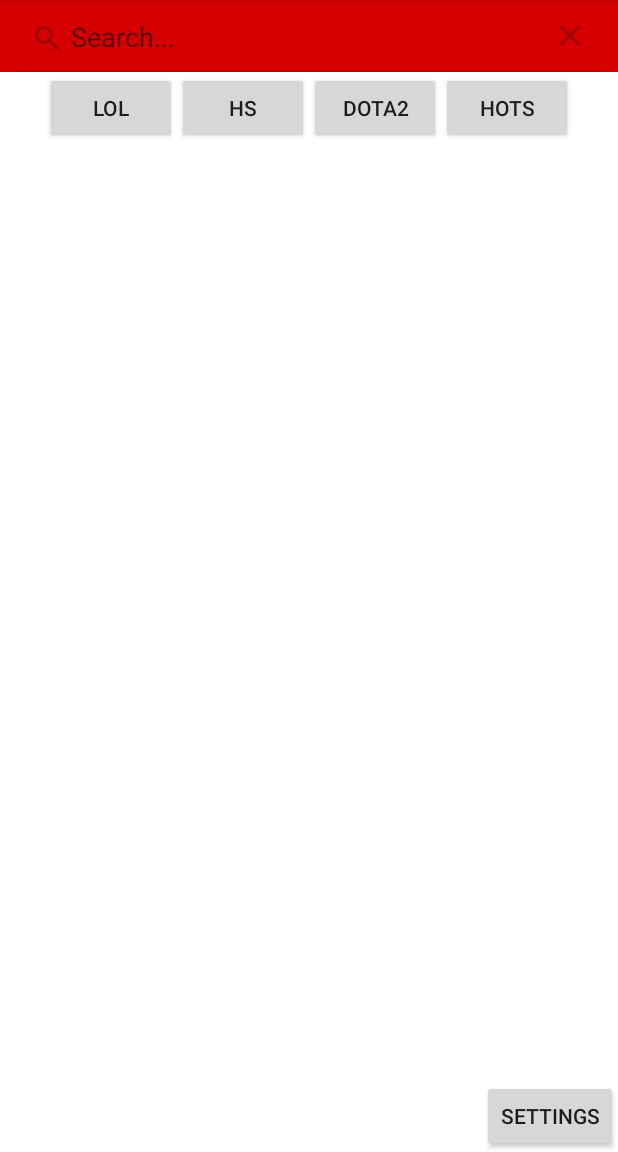
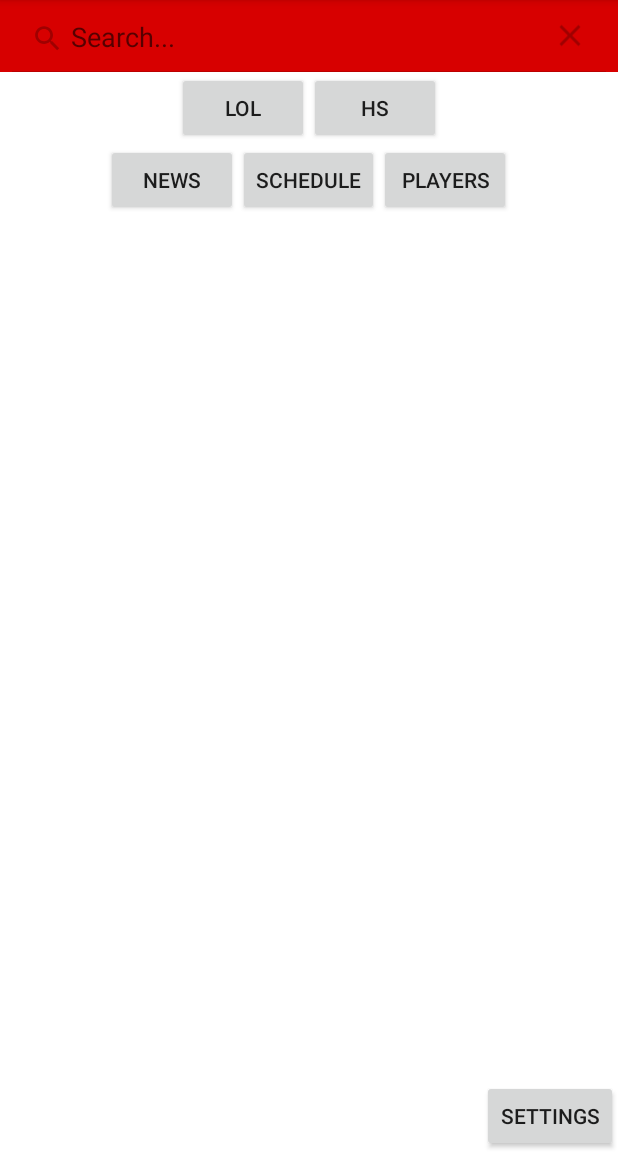
Before and after one commit to rex1100/COMP4020, an Android app: the screen it shows after launch (HomeScreenActivity), after a tap on "LOL", on a phone screen of 412 x 824 dp, the part 84-1236 px from its top. Run offline under Robolectric (Android 15) with nearby library versions, the phone set to English and light mode, and no system bars; 2 other taps on this screen came first.

Commit message:
more polish!

```diff
--- a/testApp1/app/src/main/java/test/eSportsApp/HomeScreenActivity.java
+++ b/testApp1/app/src/main/java/test/eSportsApp/HomeScreenActivity.java
@@ -86,8 +86,6 @@ public class HomeScreenActivity extends AppCompatActivity {
      * while interacting with activity UI.
      */
 
-
-    int[] onSubMenus = new int[7];
 
     @Override
     protected void onCreate(Bundle savedInstanceState) {
@@ -180,112 +178,11 @@ public class HomeScreenActivity extends AppCompatActivity {
             }
         });
 
-        String isEnabled;
-        Intent intent=getIntent();
-
-        isEnabled = intent.getStringExtra("lolButton1");
-        if(isEnabled==null||isEnabled.equals("disabled")){
-            onSubMenus[0] = 0;
-        }
-        else{
-            onSubMenus[0] = 1;
-        }
-
-        isEnabled = intent.getStringExtra("lolButton2");
-        if(isEnabled==null||isEnabled.equals("disabled")){
-            onSubMenus[1] = 0;
-        }
-        else{
-            onSubMenus[1] = 1;
-        }
-
-        isEnabled = intent.getStringExtra("lolButton3");
-        if(isEnabled==null||isEnabled.equals("disabled")){
-            onSubMenus[2] = 0;
-        }
-        else{
-            onSubMenus[2] = 1;
-        }
-
-        isEnabled = intent.getStringExtra("lolButton4");
-        if(isEnabled==null||isEnabled.equals("disabled")){
-            onSubMenus[3] = 0;
-        }
-        else{
-            onSubMenus[3] = 1;
-        }
-
-        isEnabled = intent.getStringExtra("hsButton1");
-        if(isEnabled==null||isEnabled.equals("disabled")){
-            onSubMenus[4] = 0;
-        }
-        else{
-            onSubMenus[4] = 1;
-        }
-
-        isEnabled = intent.getStringExtra("hsButton2");
-        if(isEnabled==null||isEnabled.equals("disabled")){
-            onSubMenus[5] = 0;
-        }
-        else{
-            onSubMenus[5] = 1;
-        }
-
-        isEnabled = intent.getStringExtra("hsButton3");
-        if(isEnabled==null||isEnabled.equals("disabled")){
-            onSubMenus[6] = 0;
-        }
-        else{
-            onSubMenus[6] = 1;
-        }
     }
 
     public void openSettings(View view)
     {
         Intent intent = new Intent(this, Settings.class);
-        if(onSubMenus[0] == 0)
-        {
-            intent.putExtra("lolButton1", "disabled");
-        } else {
-            intent.putExtra("lolButton1", "enabled");
-        }
-        if(onSubMenus[1] == 0)
-        {
-            intent.putExtra("lolButton2", "disabled");
-        } else {
-            intent.putExtra("lolButton2", "enabled");
-        }
-        if(onSubMenus[2] == 0)
-        {
-            intent.putExtra("lolButton3", "disabled");
-        } else {
-            intent.putExtra("lolButton3", "enabled");
-        }
-        if(onSubMenus[3] == 0)
-        {
-            intent.putExtra("lolButton4", "disabled");
-        } else {
-            intent.putExtra("lolButton4", "enabled");
-        }
-        if(onSubMenus[4] == 0)
-        {
-            intent.putExtra("hsButton1", "disabled");
-        } else {
-            intent.putExtra("hsButton1", "enabled");
-        }
-        if(onSubMenus[5] == 0)
-        {
-            intent.putExtra("hsButton2", "disabled");
-        } else {
-            intent.putExtra("hsButton2", "enabled");
-        }
-        if(onSubMenus[6] == 0)
-        {
-            intent.putExtra("hsButton3", "disabled");
-        } else {
-            intent.putExtra("hsButton3", "enabled");
-        }
-
         startActivity(intent);
     }
 
@@ -311,7 +208,7 @@ public class HomeScreenActivity extends AppCompatActivity {
             int resID = childView.getId();
             buttonSwitch = (Button) findViewById(resID);
 
-            if(i < 4 && onSubMenus[i] == 1)
+            if(i < 4 && StoredArrays.onSubMenus[i] == 1)
             {
                 buttonSwitch.setVisibility(View.VISIBLE);
             } else {
@@ -342,7 +239,7 @@ public class HomeScreenActivity extends AppCompatActivity {
             int resID = childView.getId();
             buttonSwitch = (Button) findViewById(resID);
 
-            if(i > 3 && onSubMenus[i] == 1)
+            if(i > 3 && StoredArrays.onSubMenus[i] == 1)
             {
                 buttonSwitch.setVisibility(View.VISIBLE);
             } else {
--- a/testApp1/app/src/main/res/layout/activity_fullscreen.xml
+++ b/testApp1/app/src/main/res/layout/activity_fullscreen.xml
@@ -58,23 +58,6 @@
             android:layout_alignParentEnd="true"
             android:onClick="openHsSubMenu"/>
 
-        <Button
-            android:layout_width="wrap_content"
-            android:layout_height="wrap_content"
-            android:text="Dota2"
-            android:id="@+id/dotabut"
-            android:layout_alignParentBottom="true"
-            android:layout_alignParentRight="true"
-            android:layout_alignParentEnd="true" />
-
-        <Button
-            android:layout_width="wrap_content"
-            android:layout_height="wrap_content"
-            android:text="HoTS"
-            android:id="@+id/hotsbut"
-            android:layout_alignParentBottom="true"
-            android:layout_alignParentRight="true"
-            android:layout_alignParentEnd="true" />
 
 
     </LinearLayout>
@@ -94,7 +77,7 @@
         <Button
             android:layout_width="wrap_content"
             android:layout_height="wrap_content"
-            android:text="LolNews"
+            android:text="News"
             android:layout_alignParentBottom="true"
             android:layout_alignParentRight="true"
             android:layout_alignParentEnd="true"
@@ -106,7 +89,7 @@
         <Button
             android:layout_width="wrap_content"
             android:layout_height="wrap_content"
-            android:text="LolSched"
+            android:text="Schedule"
             android:layout_alignParentBottom="true"
             android:layout_alignParentRight="true"
             android:layout_alignParentEnd="true"
@@ -118,7 +101,7 @@
         <Button
             android:layout_width="wrap_content"
             android:layout_height="wrap_content"
-            android:text="LoLPlayers"
+            android:text="Players"
             android:layout_alignParentBottom="true"
             android:layout_alignParentRight="true"
             android:layout_alignParentEnd="true"
@@ -130,7 +113,7 @@
         <Button
             android:layout_width="wrap_content"
             android:layout_height="wrap_content"
-            android:text="LolTeam"
+            android:text="Team"
             android:layout_alignParentBottom="true"
             android:layout_alignParentRight="true"
             android:layout_alignParentEnd="true"
@@ -142,7 +125,7 @@
         <Button
             android:layout_width="wrap_content"
             android:layout_height="wrap_content"
-            android:text="HSNews"
+            android:text="News"
             android:layout_alignParentBottom="true"
             android:layout_alignParentRight="true"
             android:layout_alignParentEnd="true"
@@ -153,7 +136,7 @@
         <Button
             android:layout_width="wrap_content"
             android:layout_height="wrap_content"
-            android:text="HSSchedule"
+            android:text="Schedule"
             android:layout_alignParentBottom="true"
             android:layout_alignParentRight="true"
             android:layout_alignParentEnd="true"
@@ -164,7 +147,7 @@
         <Button
             android:layout_width="wrap_content"
             android:layout_height="wrap_content"
-            android:text="HSPlayers"
+            android:text="Players"
             android:layout_alignParentBottom="true"
             android:layout_alignParentRight="true"
             android:layout_alignParentEnd="true"
--- a/testApp1/app/src/main/res/values/resources.xml
+++ b/testApp1/app/src/main/res/values/resources.xml
@@ -3,7 +3,5 @@
     <string-array name="games_array">
         <item>League of Legends</item>
         <item>Hearthstone</item>
-        <item>Dota 2</item>
-        <item>Heroes of the Storm</item>
     </string-array>
 </resources>
```
Also changed, not shown: testApp1/app/src/main/java/test/eSportsApp/Search.java (+14 -22 lines), testApp1/app/src/main/java/test/eSportsApp/Settings.java (+15 -76 lines), testApp1/app/src/main/java/test/eSportsApp/StoredArrays.java (+1 -1 lines), testApp1/app/src/main/java/test/eSportsApp/matchDetails.java (+6 -0 lines), testApp1/app/src/main/res/layout/activity_match_information.xml (+11 -3 lines), testApp1/app/src/main/res/layout/activity_search.xml (+7 -0 lines).
